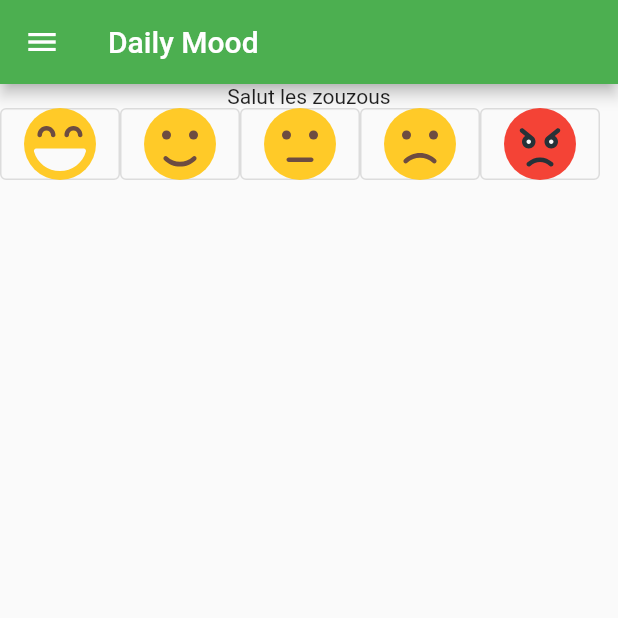
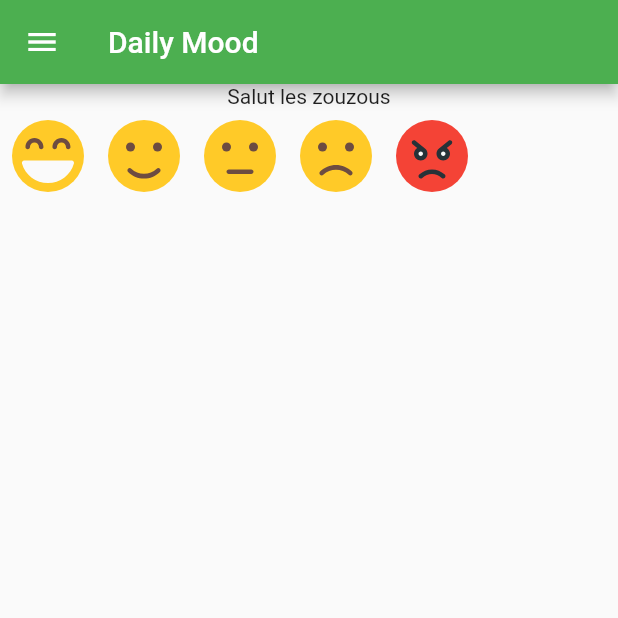
Before and after one commit to chaurunda/daily_mood, a Flutter app: the screen it shows after launch, on a phone screen of 412 x 824 dp, the top half of it. Run offline on Flutter 3.47's test engine with Material 2 defaults, Android fonts, the light colour scheme and no system bars; our stand-ins replace flutter_svg, syncfusion_flutter_charts.

Commit message:
Refactor buttons

```diff
--- a/lib/components/moodButton/moodButton.dart
+++ b/lib/components/moodButton/moodButton.dart
@@ -1,12 +1,12 @@
 import 'package:flutter/material.dart';
 import 'package:flutter_svg/flutter_svg.dart';
 
-class moodButton extends StatefulWidget {
+class MoodButton extends StatefulWidget {
   @override
-  _moodButtonState createState() => _moodButtonState();
+  _MoodButtonState createState() => _MoodButtonState();
 }
 
-class _moodButtonState extends State<moodButton> {
+class _MoodButtonState extends State<MoodButton> {
   final String extasic = "public/svg/5.svg";
   final String happy = "public/svg/4.svg";
   final String neutral = "public/svg/3.svg";
@@ -47,25 +47,35 @@ class _moodButtonState extends State<moodButton> {
       children: [
         Row(
           children: [
-            OutlinedButton(
+            TextButton(
               child: SvgPicture.asset(extasic, width: 48, height: 48),
-              onPressed: () => _showMyDialog(5),
+              onPressed: () {
+                _showMyDialog(5);
+              },
             ),
-            OutlinedButton(
+            TextButton(
               child: SvgPicture.asset(happy, width: 48, height: 48),
-              onPressed: () => _showMyDialog(4),
+              onPressed: () {
+                _showMyDialog(4);
+              },
             ),
-            OutlinedButton(
+            TextButton(
               child: SvgPicture.asset(neutral, width: 48, height: 48),
-              onPressed: () => _showMyDialog(3),
+              onPressed: () {
+                _showMyDialog(3);
+              },
             ),
-            OutlinedButton(
+            TextButton(
               child: SvgPicture.asset(sad, width: 48, height: 48),
-              onPressed: () => _showMyDialog(2),
+              onPressed: () {
+                _showMyDialog(2);
+              },
             ),
-            OutlinedButton(
+            TextButton(
               child: SvgPicture.asset(angry, width: 48, height: 48),
-              onPressed: () => _showMyDialog(1),
+              onPressed: () {
+                _showMyDialog(1);
+              },
             ),
           ],
         ),
--- a/lib/screens/home.dart
+++ b/lib/screens/home.dart
@@ -23,7 +23,7 @@ class _HomeState extends State<Home> {
         child: Column(
           children: [
             Text('Salut les zouzous'),
-            moodButton(),
+            MoodButton(),
           ],
         ),
       ),
```
